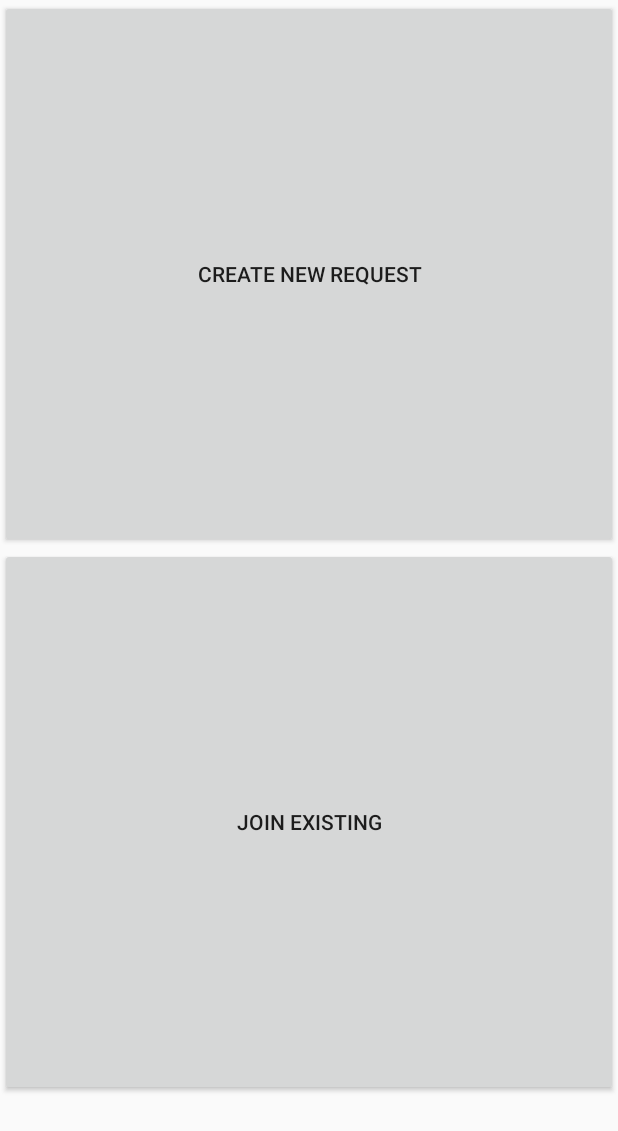
After one commit to hcd3/Illini-Tutor, an Android app: the layout activity_student_request.xml on its own in the app's theme, with its tools: preview values and no code run, on a phone screen of 412 x 824 dp. The commit adds this screen. Shown: the top 1131 px of the screen. Run offline under Robolectric (Android 15) with nearby library versions, the phone set to English and light mode, and no system bars.

Commit message:
Added all relevant files and xml's

```diff
--- /dev/null
+++ b/app/src/main/java/com/example/illinitutorapp/InfoScreen.java
@@ -0,0 +1,4 @@
+package com.example.illinitutorapp;
+
+public class InfoScreen {
+}
--- /dev/null
+++ b/app/src/main/java/com/example/illinitutorapp/RequestList.java
@@ -0,0 +1,4 @@
+package com.example.illinitutorapp;
+
+public class RequestList {
+}
--- /dev/null
+++ b/app/src/main/res/layout/activity_info_screen.xml
@@ -0,0 +1,6 @@
+<?xml version="1.0" encoding="utf-8"?>
+<LinearLayout xmlns:android="http://schemas.android.com/apk/res/android"
+    android:orientation="vertical" android:layout_width="match_parent"
+    android:layout_height="match_parent">
+
+</LinearLayout>
--- /dev/null
+++ b/app/src/main/res/layout/activity_request_form.xml
@@ -0,0 +1,6 @@
+<?xml version="1.0" encoding="utf-8"?>
+<LinearLayout xmlns:android="http://schemas.android.com/apk/res/android"
+    android:orientation="vertical" android:layout_width="match_parent"
+    android:layout_height="match_parent">
+
+</LinearLayout>
--- /dev/null
+++ b/app/src/main/res/layout/activity_student_request.xml
@@ -0,0 +1,17 @@
+<?xml version="1.0" encoding="utf-8"?>
+<LinearLayout xmlns:android="http://schemas.android.com/apk/res/android"
+    android:orientation="vertical" android:layout_width="match_parent"
+    android:layout_height="match_parent">
+
+    <Button
+        android:id="@+id/createNew"
+        android:layout_width="match_parent"
+        android:layout_height="365dp"
+        android:text="Create New Request" />
+
+    <Button
+        android:id="@+id/joinExisting"
+        android:layout_width="match_parent"
+        android:layout_height="365dp"
+        android:text="Join Existing" />
+</LinearLayout>
```
Also changed, not shown: app/src/main/java/com/example/illinitutorapp/MainActivity.java (+8 -1 lines), app/src/main/java/com/example/illinitutorapp/RequestForm.java (added, +13 -0 lines), app/src/main/java/com/example/illinitutorapp/StudentRequest.java (added, +23 -0 lines).
